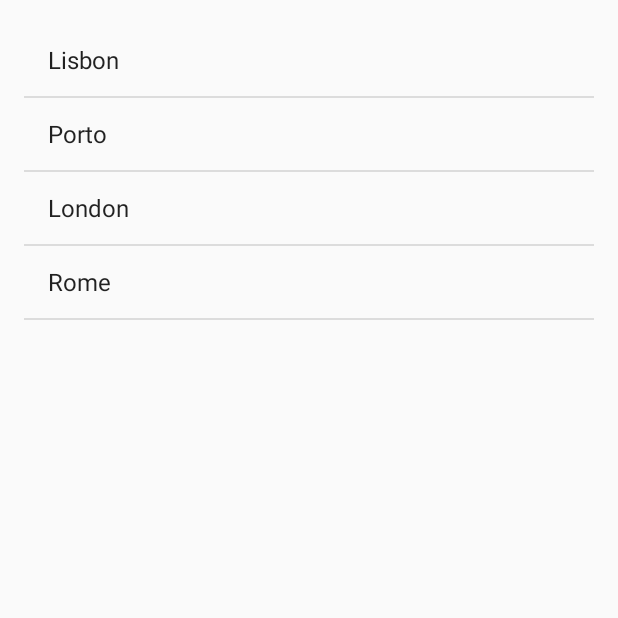
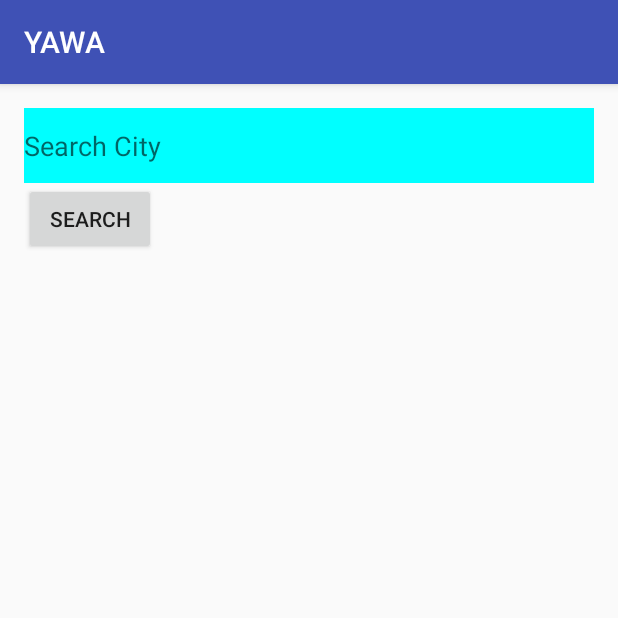
Before and after one commit to ISEL-A40569/WeatherApp, an Android app: the screen it shows after launch (Country_List before the commit, SearchCity after it), after a tap on "CITY ?", on a phone screen of 412 x 824 dp, the top half of it. Run offline under Robolectric (Android 15) with nearby library versions, the phone set to English and light mode, and no system bars; our stand-ins replace Volley; network calls fail.

Commit message:
GetIconURL() bug fixed. Cache preview and SearchCity.kt implementation.

```diff
--- a/app/src/main/AndroidManifest.xml
+++ b/app/src/main/AndroidManifest.xml
@@ -2,7 +2,7 @@
 <manifest xmlns:android="http://schemas.android.com/apk/res/android"
     package="pdm.isel.yawa">
 
-    <uses-permission android:name="android.permission.INTERNET"/>
+    <uses-permission android:name="android.permission.INTERNET" />
 
     <application
         android:name=".WeatherApp"
@@ -19,7 +19,8 @@
             </intent-filter>
         </activity>
         <activity android:name=".Country_List" />
-        <activity android:name=".Details"></activity>
+        <activity android:name=".Details" />
+        <activity android:name=".SearchCity"></activity>
     </application>
 
 </manifest>
--- a/app/src/main/java/pdm/isel/yawa/Country_List.kt
+++ b/app/src/main/java/pdm/isel/yawa/Country_List.kt
@@ -23,7 +23,6 @@ class Country_List : ListActivity() {
         //val listView = findViewById(android.R.id.list) as ListView    // tmb funciona
         listView.setAdapter(adapter)
 
-
     }
 
 
--- a/app/src/main/java/pdm/isel/yawa/MainActivity.kt
+++ b/app/src/main/java/pdm/isel/yawa/MainActivity.kt
@@ -19,10 +19,10 @@ import pdm.isel.yawa.model.WeatherInfo
 import pdm.isel.yawa.uri.RequestUriFactory
 import java.util.*
 
+var LOCATION = "Lisboa" //TODO: GET DEVICE LOCATION
+var LANGUAGE = Locale.getDefault().getDisplayLanguage()
+
 class MainActivity : AppCompatActivity() {
-
-    val LOCATION = "Lisboa" //TODO: GET DEVICE LOCATION
-    val LANGUAGE = Locale.getDefault().getDisplayLanguage()
 
     val request: JsonObjectRequest = JsonObjectRequest(Request.Method.GET,
             RequestUriFactory().getNowWeather(LOCATION, LANGUAGE), null,
@@ -34,11 +34,10 @@ class MainActivity : AppCompatActivity() {
                         val weatherInfo: WeatherInfo = DtoToDomainMapper().mapWeatherInfoDto(
                                 JsonToDtoMapper().mapWeatherInfoJson(response.toString()))
 
-                        if (weatherInfo != null) {
-                            Log.d("RESPONSE ", weatherInfo.name + " " + weatherInfo.temp + " " + weatherInfo.description)
+                        Log.d("RESPONSE ", weatherInfo.name + " " + weatherInfo.temp + " " + weatherInfo.description + " " + weatherInfo.getIconUrl())
 
-                            //TODO: SET VIEWS VALUES
-                        }
+                        //TODO: SET VIEWS VALUES
+
                     } else {
                         //TODO
                     }
@@ -67,7 +66,10 @@ class MainActivity : AppCompatActivity() {
         Log.d("YAWA_TAG", "onCity")
         // Toast.makeText(this, "GO TO LIST", Toast.LENGTH_LONG).show()
 
-        val intent = Intent(this, Country_List::class.java)
+        //val intent = Intent(this, Country_List::class.java)
+
+        val intent = Intent(this, SearchCity::class.java)
+
         startActivity(intent)
     }
 }
--- /dev/null
+++ b/app/src/main/java/pdm/isel/yawa/SearchCity.kt
@@ -0,0 +1,32 @@
+package pdm.isel.yawa
+
+import android.content.Intent
+import android.support.v7.app.AppCompatActivity
+import android.os.Bundle
+import android.util.Log
+import android.widget.Button
+import android.widget.EditText
+import android.widget.Toast
+
+class SearchCity : AppCompatActivity() {
+
+    override fun onCreate(savedInstanceState: Bundle?) {
+        super.onCreate(savedInstanceState)
+        setContentView(R.layout.activity_search_city)
+
+        val editText = findViewById(R.id.editCitySearch) as EditText
+
+        val searchButton = findViewById(R.id.searchButton) as Button
+
+        searchButton.setOnClickListener {
+            LOCATION = editText.getText().toString()
+
+            val intent = Intent(this, MainActivity::class.java)
+
+            startActivity(intent)
+
+        }
+
+
+    }
+}
--- a/app/src/main/java/pdm/isel/yawa/model/Dtos.kt
+++ b/app/src/main/java/pdm/isel/yawa/model/Dtos.kt
@@ -17,7 +17,7 @@ data class Sys (val country: String, val sunrise: Long, val sunset: Long)
 
 data class ForecastDto (val city: City, val list: Array<BasicWeatherInfoDto>) {}
 
-data class City (val name: String, val country: String) {}
+data class City (val name: String, val country: String, val coords: Coords) {}
 
 data class BasicWeatherInfoDto (val dt: Long, val temp: Temp, val pressure: Float, val humidity: Float, val weather: Array<Weather>) {}
 
--- a/app/src/main/java/pdm/isel/yawa/model/Forecast.kt
+++ b/app/src/main/java/pdm/isel/yawa/model/Forecast.kt
@@ -1,6 +1,10 @@
 package pdm.isel.yawa.model
+
+import java.util.*
 
 /**
  * Created by Dani on 21-10-2016.
  */
-class Forecast (val name: String, val country: String, val list: Array<BasicWeatherInfo>) {}
+class Forecast (val name: String, val country: String, val lon: Float, val lat: Float, val dateTime: String,
+                val list: Array<BasicWeatherInfo>) : CityInfo(
+        name, country, lon, lat, list[0].dateTime){}
--- /dev/null
+++ b/app/src/main/res/layout/activity_search_city.xml
@@ -0,0 +1,30 @@
+<?xml version="1.0" encoding="utf-8"?>
+<RelativeLayout xmlns:android="http://schemas.android.com/apk/res/android"
+    xmlns:tools="http://schemas.android.com/tools"
+    android:id="@+id/activity_search_city"
+    android:layout_width="match_parent"
+    android:layout_height="match_parent"
+    android:paddingBottom="@dimen/activity_vertical_margin"
+    android:paddingLeft="@dimen/activity_horizontal_margin"
+    android:paddingRight="@dimen/activity_horizontal_margin"
+    android:paddingTop="@dimen/activity_vertical_margin"
+    tools:context="pdm.isel.yawa.SearchCity">
+
+
+    <EditText
+    android:layout_width="fill_parent"
+    android:layout_height="50dp"
+    android:hint="@string/search_city"
+    android:background="#00ffff"
+    android:id="@+id/editCitySearch"
+    android:inputType="text" />
+
+    <Button
+        android:layout_width="wrap_content"
+        android:layout_height="wrap_content"
+        android:layout_below="@id/editCitySearch"
+        android:id="@+id/searchButton"
+        android:text="@string/search"/>
+
+
+</RelativeLayout>
--- a/app/src/main/res/values/strings.xml
+++ b/app/src/main/res/values/strings.xml
@@ -31,5 +31,8 @@
     <string name="main_date">Date</string>
     <string name="main_temp">Temperature</string>
 
+    <!--STRINGS OF SEARCH ACTIVITY-->
+    <string name="search_city">Search City</string>
+    <string name="search">Search</string>
 
 </resources>
```
Also changed, not shown: app/src/main/java/pdm/isel/yawa/cache/Cache.kt (added, +21 -0 lines), app/src/main/java/pdm/isel/yawa/model/BasicWeatherInfo.kt (+7 -2 lines), app/src/main/java/pdm/isel/yawa/model/CityInfo.kt (added, +12 -0 lines), app/src/main/java/pdm/isel/yawa/model/DtoToDomainMapper.kt (+5 -3 lines), app/src/main/java/pdm/isel/yawa/model/Iconnable.kt (+3 -10 lines), app/src/main/java/pdm/isel/yawa/model/WeatherInfo.kt (+7 -2 lines), 2 other files.
